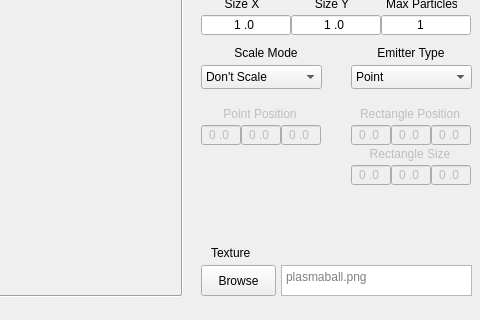
The window that TA_ParticleEditor/TA_ParticleEditor/particleeditor.ui (Stureplan/TA_ParticleEditor) describes before a commit, drawn with Qt 5; both pictures show x 469 to 949 and y 212 to 532 of the 949 by 653 pixel window.
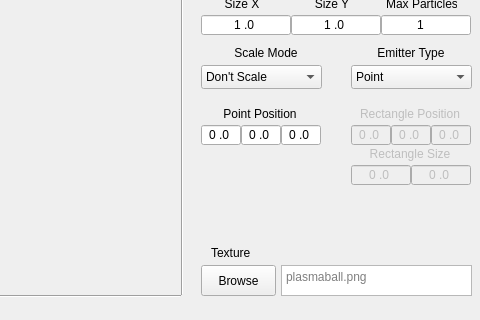
The same window after the commit. Custom widgets are drawn as their Qt base class.

Diff of the .ui file:
```diff
--- a/TA_ParticleEditor/TA_ParticleEditor/particleeditor.ui
+++ b/TA_ParticleEditor/TA_ParticleEditor/particleeditor.ui
@@ -701,7 +701,7 @@
    </widget>
    <widget class="QWidget" name="pointWidget" native="true">
     <property name="enabled">
-     <bool>false</bool>
+     <bool>true</bool>
     </property>
     <property name="geometry">
      <rect>
@@ -904,34 +904,12 @@
       <set>Qt::AlignCenter</set>
      </property>
     </widget>
-    <widget class="QLineEdit" name="emitPointY_3">
-     <property name="geometry">
-      <rect>
-       <x>40</x>
-       <y>60</y>
-       <width>40</width>
-       <height>20</height>
-      </rect>
-     </property>
-     <property name="inputMask">
-      <string>#0\.00</string>
-     </property>
-     <property name="text">
-      <string>0.0</string>
-     </property>
-     <property name="alignment">
-      <set>Qt::AlignCenter</set>
-     </property>
-     <property name="placeholderText">
-      <string>0.0</string>
-     </property>
-    </widget>
-    <widget class="QLineEdit" name="emitPointX_3">
+    <widget class="QLineEdit" name="rectSizeX">
      <property name="geometry">
       <rect>
        <x>0</x>
        <y>60</y>
-       <width>40</width>
+       <width>60</width>
        <height>20</height>
       </rect>
      </property>
@@ -951,9 +929,9 @@
     <widget class="QLineEdit" name="emitPointZ_3">
      <property name="geometry">
       <rect>
-       <x>80</x>
+       <x>60</x>
        <y>60</y>
-       <width>40</width>
+       <width>60</width>
        <height>20</height>
       </rect>
      </property>
```
Left out of the diff: 58 changed lines with no effect on the pictures.
